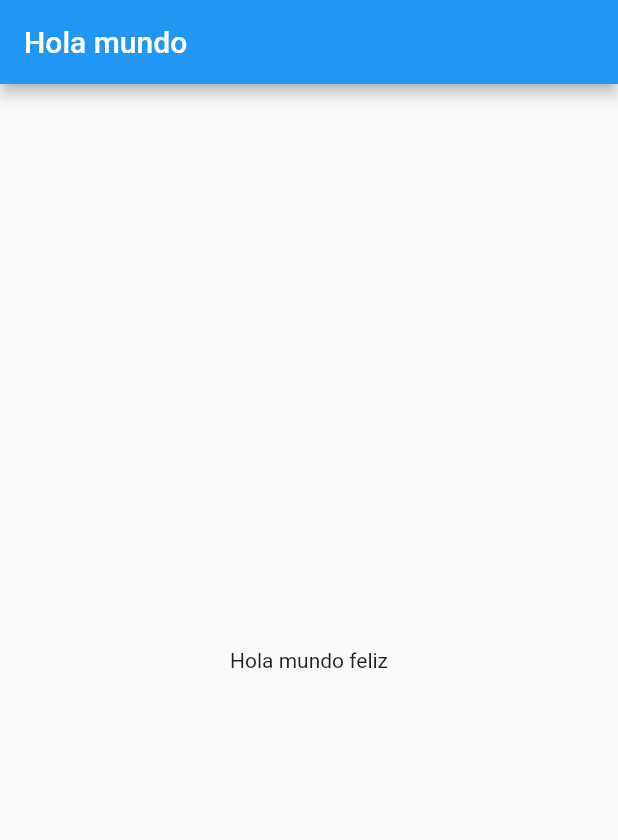
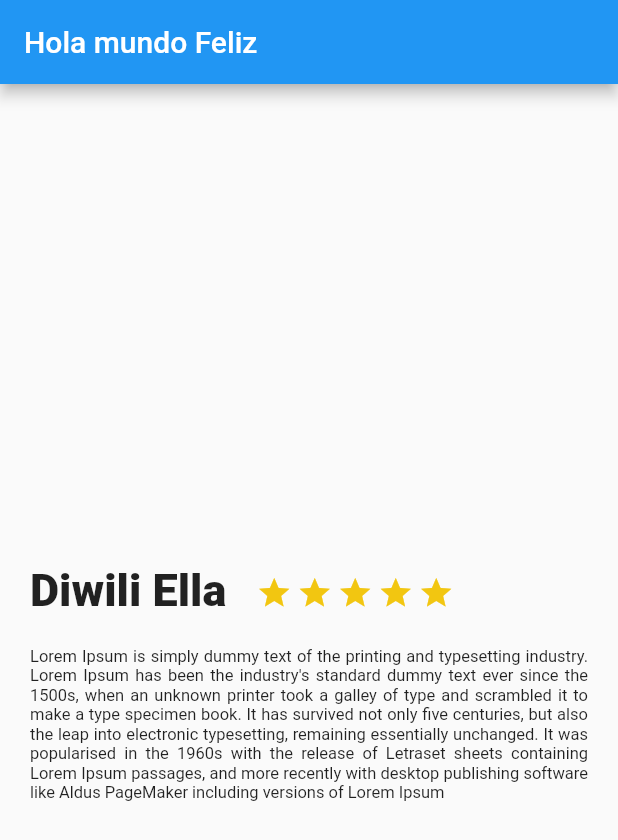
Before and after one commit to hectortllo/flutter_trips_app, a Flutter app: the screen it shows after launch, on a phone screen of 412 x 824 dp. Shown: the top 840 px of the screen. Run offline on Flutter 3.47's test engine with Material 2 defaults, Android fonts, the phone set to English and light mode, and no system bars.

```diff
--- /dev/null
+++ b/lib/description_place.dart
@@ -0,0 +1,71 @@
+import 'package:flutter/material.dart';
+
+class DescriptionPlace extends StatelessWidget{
+  @override
+  Widget build(BuildContext context) {
+    final star = Container(
+      margin: EdgeInsets.only(
+        top: 323.0,
+        right: 3.0
+      ),
+      child: Icon(
+        Icons.star,
+        color: Color(0xFFf2C611),
+      ),
+    );
+
+    final desription = Container(
+      margin: EdgeInsets.only(
+        top: 20.0,
+        right: 20.0,
+        left: 20.0
+      ),
+      child: Text(
+        "Lorem Ipsum is simply dummy text of the printing and typesetting industry. Lorem Ipsum has been the industry's standard dummy text ever since the 1500s, when an unknown printer took a galley of type and scrambled it to make a type specimen book. It has survived not only five centuries, but also the leap into electronic typesetting, remaining essentially unchanged. It was popularised in the 1960s with the release of Letraset sheets containing Lorem Ipsum passages, and more recently with desktop publishing software like Aldus PageMaker including versions of Lorem Ipsum",
+        style: TextStyle(
+          fontSize: 11.0,
+        ),
+        textAlign: TextAlign.justify,
+      ),
+    );
+
+    final title_stars = Row(
+      children: <Widget>[
+        Container(
+          margin: EdgeInsets.only(
+            top: 320.0,
+            left: 20.0,
+            right: 20.0
+          ),
+          child: Text(
+            "Diwili Ella",
+            style: TextStyle(
+              fontSize: 30.0,
+              fontWeight: FontWeight.w900
+            ),
+            textAlign: TextAlign.center,
+          ),
+        ),
+        Row(
+          children: <Widget>[
+            star,
+            star,
+            star,
+            star,
+            star
+          ],
+        ),
+      ],
+    );
+
+    final listView = Container(
+      child: Column(
+        children: <Widget>[
+          title_stars,
+          desription
+        ],
+      )
+    );
+    return listView;
+  }
+}
--- a/lib/main.dart
+++ b/lib/main.dart
@@ -1,4 +1,5 @@
 import 'package:flutter/material.dart';
+import 'description_place.dart';
 
 void main() {
   runApp(MyApp());
@@ -24,15 +25,13 @@ class MyApp extends StatelessWidget {
         // This makes the visual density adapt to the platform that you run
         // the app on. For desktop platforms, the controls will be smaller and
         // closer together (more dense) than on mobile platforms.
-        visualDensity: VisualDensity.adaptivePlatformDensity,
+        //visualDensity: VisualDensity.adaptivePlatformDensity,
       ),
       home: Scaffold(
         appBar: AppBar(
-          title: Text("Hola mundo"),
-        ) ,
-        body: Center(
-          child: Text("Hola mundo feliz"),
+          title: Text("Hola mundo Feliz"),
         ),
+        body: new DescriptionPlace(),
       )
       //MyHomePage(title: 'Flutter Demo Home Page'),
     );
```
